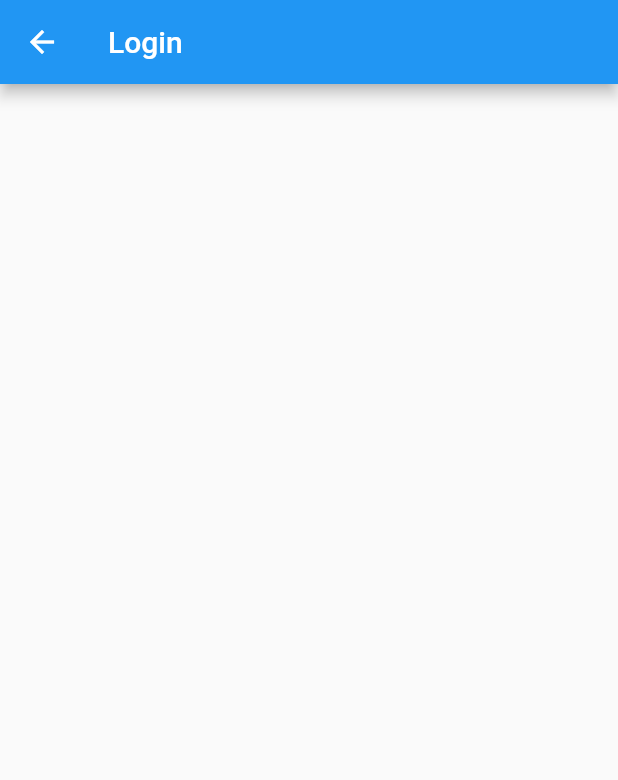
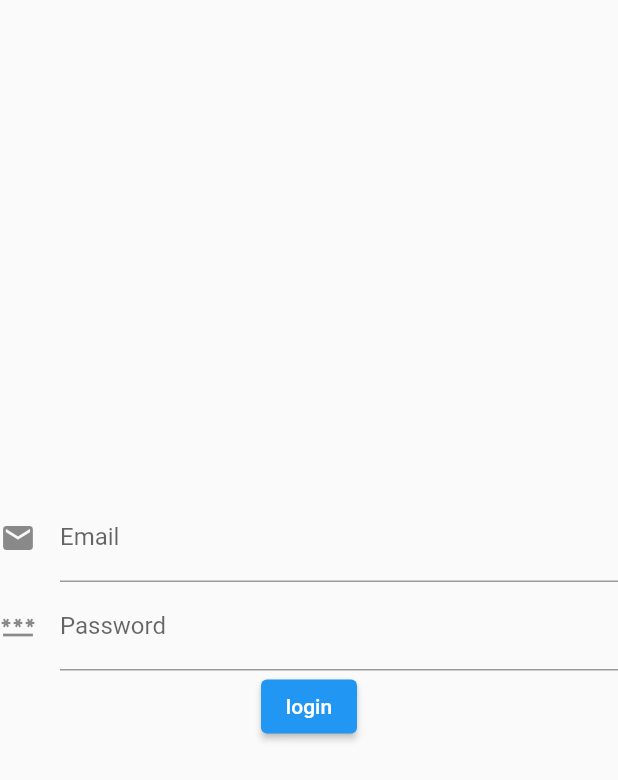
Before and after one commit to yusuf-raza/my-flutter-app, a Flutter app: the LoginScreen screen opened by its route, on a phone screen of 412 x 824 dp. Shown: the top 780 px of the screen. Run offline on Flutter 3.47's test engine with Material 2 defaults, Android fonts, the phone set to English and light mode, and no system bars.

Commit message:
added theme toggle page and login page

```diff
--- a/lib/screens/login-screen.dart
+++ b/lib/screens/login-screen.dart
@@ -1,15 +1,35 @@
-
-
 import 'package:flutter/material.dart';
 
 class LoginScreen extends StatelessWidget {
-  const LoginScreen({Key? key}) : super(key: key);
+  LoginScreen({Key? key}) : super(key: key);
+
+  final _formKey = GlobalKey<FormState>();
 
   @override
   Widget build(BuildContext context) {
     return Scaffold(
-      appBar: AppBar(title: Text("Login"),),
-      body: Container(),
-    );
+        /*appBar: AppBar(
+          title: Text("Login"),
+        ),*/
+        body: Form(
+            key: _formKey,
+            child: Column(
+              mainAxisAlignment: MainAxisAlignment.center,
+              children: [
+                TextFormField(
+                  decoration: InputDecoration(
+                    label: Text("Email"),
+                    icon: Icon(Icons.email),
+                  ),
+                ),
+                TextFormField(
+                  decoration: InputDecoration(
+                    label: Text("Password"),
+                    icon: Icon(Icons.password),
+                  ),
+                ),
+                ElevatedButton(onPressed: (){}, child: Text("login"))
+              ],
+            )));
   }
 }
--- a/lib/screens/settings-screen.dart
+++ b/lib/screens/settings-screen.dart
@@ -7,7 +7,7 @@ class SettingsScreen extends StatelessWidget {
   @override
   Widget build(BuildContext context) {
     return Scaffold(
-      appBar: AppBar(title: Text("Settings"),),
+      //: AppBar(title: Text("Settings"),),
       body: Container(),
     );
   }
```
Also changed, not shown: lib/main.dart (+5 -6 lines), lib/screens/homepage-screen.dart (+37 -6 lines), lib/provider/animal_provider.dart (added), lib/widgets/animal_list_widget.dart (added).
